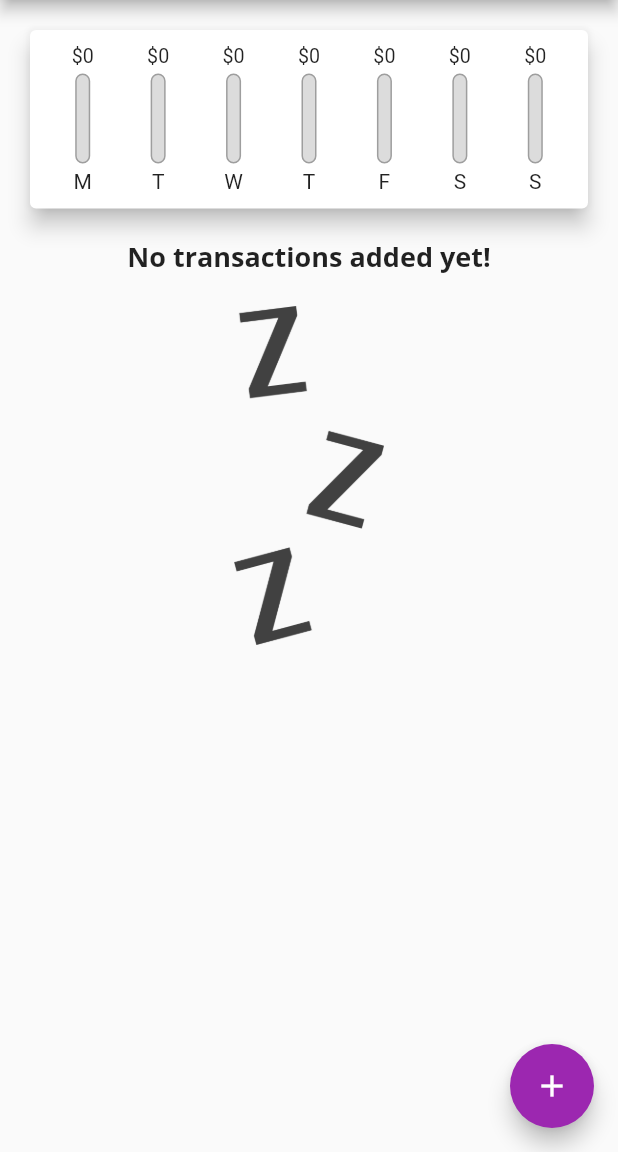
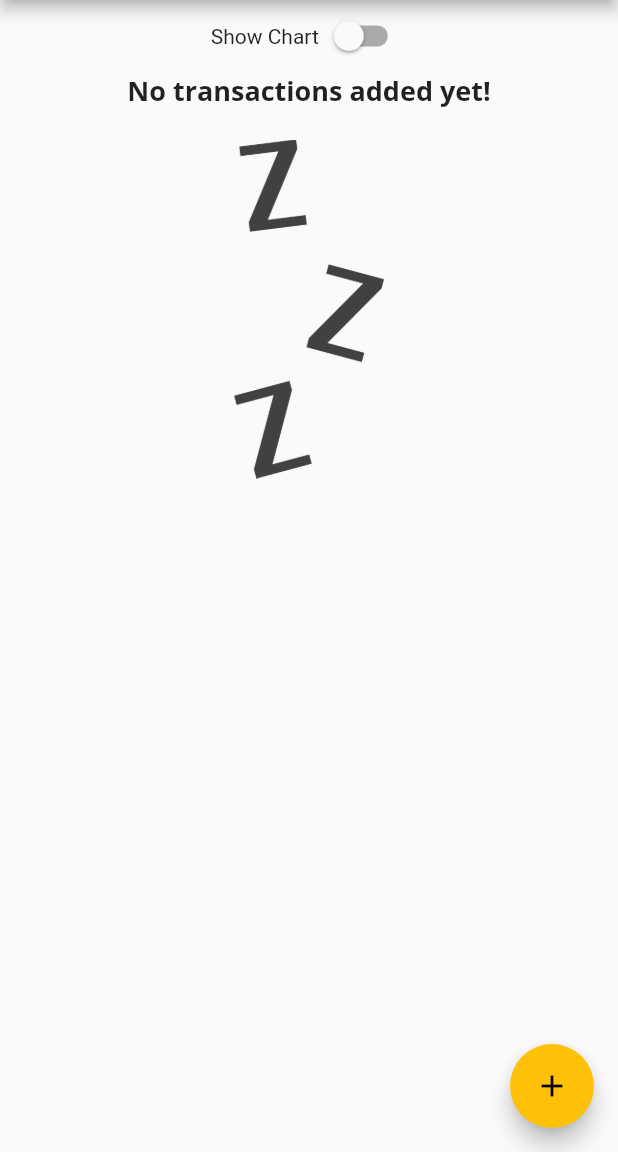
Before and after one commit to danthz2/udemy_expense_app, a Flutter app: the screen it shows after launch, on a phone screen of 412 x 824 dp, the part 84-1236 px from its top. Run offline on Flutter 3.47's test engine with Material 2 defaults, Android fonts, the phone set to English and light mode, and no system bars.

Commit message:
update to responsive devic

```diff
--- a/lib/main.dart
+++ b/lib/main.dart
@@ -1,10 +1,16 @@
 import 'package:flutter/material.dart';
+import 'package:flutter/services.dart';
 import 'package:udemy_expense_app/models/transaction.dart';
 import 'package:udemy_expense_app/widgets/chart.dart';
 import 'package:udemy_expense_app/widgets/new_transaction.dart';
 import 'package:udemy_expense_app/widgets/transaction_list.dart';
 
 void main() {
+  WidgetsFlutterBinding.ensureInitialized();
+  SystemChrome.setPreferredOrientations([
+    DeviceOrientation.portraitUp,
+    DeviceOrientation.portraitDown,
+  ]);
   runApp(const MyApp());
 }
 
@@ -27,6 +33,7 @@
         // Notice that the counter didn't reset back to zero; the application
         // is not restarted.
         primarySwatch: Colors.purple,
+        accentColor: Colors.amber,
         fontFamily: 'Quicksand',
         appBarTheme: AppBarTheme(
           titleTextStyle: TextStyle(
@@ -59,6 +66,7 @@
 
   // Ambil transaksi
 
+  bool _showChart = false;
   List<Transaction> get _recentTransactions {
     //transaksi dimana => tx dari tipe <Transaction> yang date nya
     return _userTransactions.where((tx) {
@@ -100,8 +108,7 @@
 
   @override
   Widget build(BuildContext context) {
-    return Scaffold(
-      appBar: AppBar(
+    final appBar = AppBar(
       title: Text(
         "Personal Expenses",
       ),
@@ -113,12 +120,40 @@
           icon: Icon(Icons.add),
         ),
       ],
-      ),
+    );
+    return Scaffold(
+      appBar: appBar,
       body: SingleChildScrollView(
         child: Column(
           children: [
-            Chart(_recentTransactions),
-            TransactionList(_userTransactions, _deleteTransaction),
+            Row(
+              mainAxisAlignment: MainAxisAlignment.center,
+              children: [
+                Text("Show Chart"),
+                Switch(
+                  value: _showChart,
+                  onChanged: (bool val) {
+                    setState(() {
+                      _showChart = val;
+                    });
+                  },
+                )
+              ],
+            ),
+            _showChart
+                ? Container(
+                    height: (MediaQuery.of(context).size.height -
+                            appBar.preferredSize.height -
+                            MediaQuery.of(context).padding.top) *
+                        0.3,
+                    child: Chart(_recentTransactions))
+                : Container(
+                    height: (MediaQuery.of(context).size.height -
+                            appBar.preferredSize.height -
+                            MediaQuery.of(context).padding.top) *
+                        0.7,
+                    child:
+                        TransactionList(_userTransactions, _deleteTransaction)),
           ],
         ),
       ),
--- a/lib/widgets/chart_bar.dart
+++ b/lib/widgets/chart_bar.dart
@@ -8,17 +8,18 @@
 
   @override
   Widget build(BuildContext context) {
+    return LayoutBuilder(builder: (ctx, constraints) {
       return Column(
         children: [
           Container(
-            height: 15,
+              height: constraints.maxHeight * 0.15,
               child: FittedBox(
                   child: Text("\$${spendingAmount.toStringAsFixed(0)}"))),
           SizedBox(
-          height: 4,
+            height: constraints.maxHeight * 0.05,
           ),
           Container(
-          height: 60,
+            height: constraints.maxHeight * 0.6,
             width: 10,
             child: Stack(
               children: [
@@ -42,10 +43,14 @@
             ),
           ),
           SizedBox(
-          height: 4,
+            height: constraints.maxHeight * 0.05,
           ),
-        Text(label)
+          Container(
+            height: constraints.maxHeight * 0.15,
+            child: FittedBox(child: Text(label)),
+          )
         ],
       );
+    });
   }
 }
--- a/lib/widgets/transaction_list.dart
+++ b/lib/widgets/transaction_list.dart
@@ -9,9 +9,7 @@
 
   @override
   Widget build(BuildContext context) {
-    return Container(
-      height: 300,
-      child: transactions.isEmpty
+    return transactions.isEmpty
         ? Column(
             children: [
               Text(
@@ -61,7 +59,6 @@
               );
             },
             itemCount: transactions.length,
-            ),
           );
   }
 }
```
Lines whose indentation alone changed are shown as unchanged.
